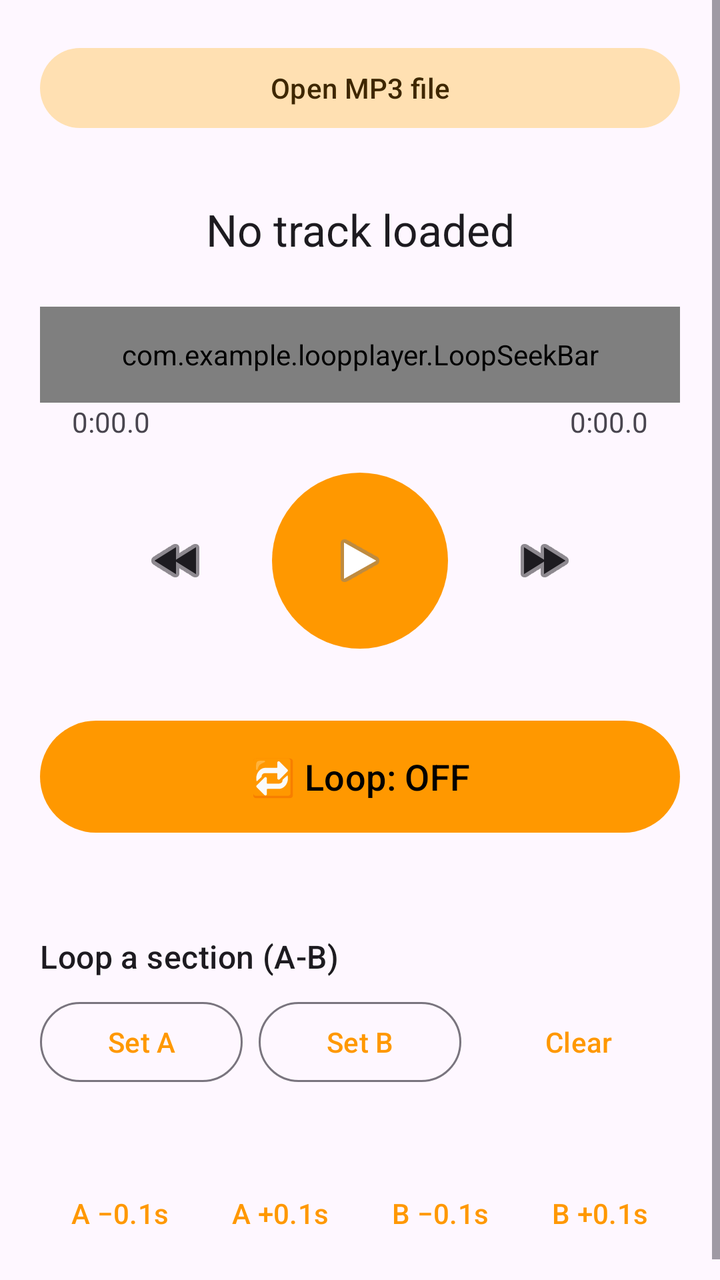
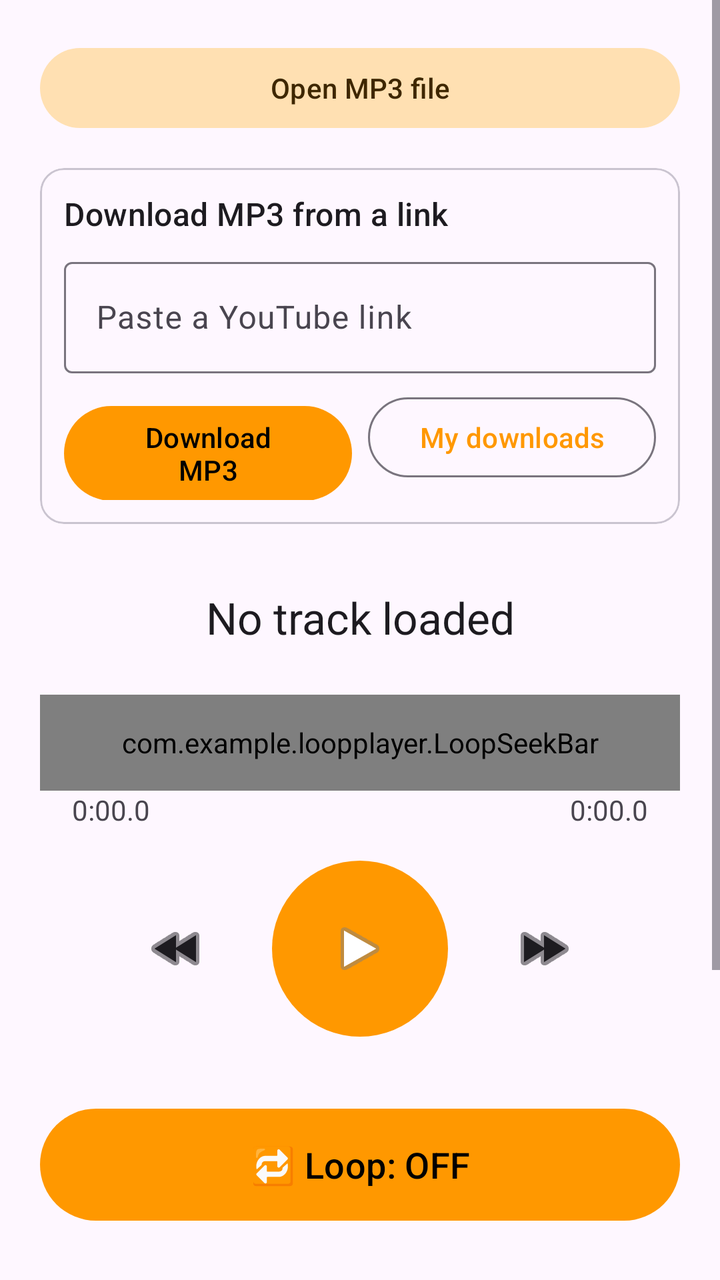

Screens rendered from an Android XML layout before and after an edit, with the pre-edit source and the edit as a unified diff.
<!-- AndroidManifest.xml: application theme Theme.LoopPlayer -->
<!-- res/layout/activity_main.xml -->
<?xml version="1.0" encoding="utf-8"?>
<ScrollView xmlns:android="http://schemas.android.com/apk/res/android"
    android:layout_width="match_parent"
    android:layout_height="match_parent"
    android:fillViewport="true">

    <LinearLayout
        android:layout_width="match_parent"
        android:layout_height="wrap_content"
        android:gravity="center_horizontal"
        android:orientation="vertical"
        android:padding="20dp">

        <com.google.android.material.button.MaterialButton
            android:id="@+id/btnOpen"
            style="@style/Widget.Material3.Button.TonalButton"
            android:layout_width="match_parent"
            android:layout_height="wrap_content"
            android:text="@string/open_file" />

        <TextView
            android:id="@+id/trackTitle"
            android:layout_width="match_parent"
            android:layout_height="wrap_content"
            android:layout_marginTop="32dp"
            android:ellipsize="end"
            android:gravity="center"
            android:maxLines="2"
            android:text="@string/no_track"
            android:textAppearance="?attr/textAppearanceTitleLarge" />

        <com.example.loopplayer.LoopSeekBar
            android:id="@+id/seekBar"
            android:layout_width="match_parent"
            android:layout_height="48dp"
            android:layout_marginTop="24dp" />

        <LinearLayout
            android:layout_width="match_parent"
            android:layout_height="wrap_content"
            android:orientation="horizontal"
            android:paddingHorizontal="16dp">

            <TextView
                android:id="@+id/timeNow"
                android:layout_width="0dp"
                android:layout_height="wrap_content"
                android:layout_weight="1"
                android:text="0:00.0" />

            <TextView
                android:id="@+id/timeTotal"
                android:layout_width="wrap_content"
                android:layout_height="wrap_content"
                android:text="0:00.0" />
        </LinearLayout>

        <LinearLayout
            android:layout_width="wrap_content"
            android:layout_height="wrap_content"
            android:layout_marginTop="16dp"
            android:gravity="center_vertical"
            android:orientation="horizontal">

            <ImageButton
                android:id="@+id/btnBack"
                android:layout_width="64dp"
                android:layout_height="64dp"
                android:background="?attr/selectableItemBackgroundBorderless"
                android:contentDescription="@string/back_5"
                android:src="@android:drawable/ic_media_rew"
                app:tint="?attr/colorOnSurface"
                xmlns:app="http://schemas.android.com/apk/res-auto" />

            <ImageButton
                android:id="@+id/btnPlayPause"
                android:layout_width="88dp"
                android:layout_height="88dp"
                android:layout_marginHorizontal="16dp"
                android:background="@drawable/circle_bg"
                android:contentDescription="@string/play_pause"
                android:scaleType="centerInside"
                android:src="@android:drawable/ic_media_play" />

            <ImageButton
                android:id="@+id/btnForward"
                android:layout_width="64dp"
                android:layout_height="64dp"
                android:background="?attr/selectableItemBackgroundBorderless"
                android:contentDescription="@string/forward_5"
                android:src="@android:drawable/ic_media_ff"
                app:tint="?attr/colorOnSurface"
                xmlns:app="http://schemas.android.com/apk/res-auto" />
        </LinearLayout>

        

        <com.google.android.material.button.MaterialButton
            android:id="@+id/btnLoopMode"
            android:layout_width="match_parent"
            android:layout_height="64dp"
            android:layout_marginTop="32dp"
            android:text="@string/loop_off"
            android:textSize="18sp" />

        <TextView
            android:id="@+id/loopCounter"
            android:layout_width="wrap_content"
            android:layout_height="wrap_content"
            android:layout_marginTop="4dp" />

        <TextView
            android:layout_width="match_parent"
            android:layout_height="wrap_content"
            android:layout_marginTop="24dp"
            android:text="@string/ab_header"
            android:textAppearance="?attr/textAppearanceTitleMedium" />

        <LinearLayout
            android:layout_width="match_parent"
            android:layout_height="wrap_content"
            android:layout_marginTop="8dp"
            android:orientation="horizontal">

            <com.google.android.material.button.MaterialButton
                android:id="@+id/btnSetA"
                style="@style/Widget.Material3.Button.OutlinedButton"
                android:layout_width="0dp"
                android:layout_height="wrap_content"
                android:layout_marginEnd="4dp"
                android:layout_weight="1"
                android:text="@string/set_a" />

            <com.google.android.material.button.MaterialButton
                android:id="@+id/btnSetB"
                style="@style/Widget.Material3.Button.OutlinedButton"
                android:layout_width="0dp"
                android:layout_height="wrap_content"
                android:layout_marginHorizontal="4dp"
                android:layout_weight="1"
                android:text="@string/set_b" />

            <com.google.android.material.button.MaterialButton
                android:id="@+id/btnClear"
                style="@style/Widget.Material3.Button.TextButton"
                android:layout_width="0dp"
                android:layout_height="wrap_content"
                android:layout_marginStart="4dp"
                android:layout_weight="1"
                android:text="@string/clear" />
        </LinearLayout>

        <TextView
            android:id="@+id/abInfo"
            android:layout_width="wrap_content"
            android:layout_height="wrap_content"
            android:layout_marginTop="8dp"
            android:textAppearance="?attr/textAppearanceBodyLarge" />

        
        <LinearLayout
            android:layout_width="match_parent"
            android:layout_height="wrap_content"
            android:layout_marginTop="8dp"
            android:orientation="horizontal">

            <Button
                android:id="@+id/btnAMinus"
                style="@style/Widget.Material3.Button.TextButton"
                android:layout_width="0dp"
                android:layout_height="wrap_content"
                android:layout_weight="1"
                android:text="@string/a_minus" />

            <Button
                android:id="@+id/btnAPlus"
                style="@style/Widget.Material3.Button.TextButton"
                android:layout_width="0dp"
                android:layout_height="wrap_content"
                android:layout_weight="1"
                android:text="@string/a_plus" />

            <Button
                android:id="@+id/btnBMinus"
                style="@style/Widget.Material3.Button.TextButton"
                android:layout_width="0dp"
                android:layout_height="wrap_content"
                android:layout_weight="1"
                android:text="@string/b_minus" />

            <Button
                android:id="@+id/btnBPlus"
                style="@style/Widget.Material3.Button.TextButton"
                android:layout_width="0dp"
                android:layout_height="wrap_content"
                android:layout_weight="1"
                android:text="@string/b_plus" />
        </LinearLayout>
    </LinearLayout>
</ScrollView>
<!-- resources referenced by this layout -->
<resources>
  <!-- drawable circle_bg (drawable) -->
  <?xml version="1.0" encoding="utf-8"?>
  <ripple xmlns:android="http://schemas.android.com/apk/res/android"
      android:color="#33000000">
      <item>
          <shape android:shape="oval">
              <solid android:color="#FF9800" />
          </shape>
      </item>
  </ripple>
  <string name="a_minus">A −0.1s</string>
  <string name="a_plus">A +0.1s</string>
  <string name="ab_header">Loop a section (A-B)</string>
  <string name="b_minus">B −0.1s</string>
  <string name="b_plus">B +0.1s</string>
  <string name="back_5">Back 5 seconds</string>
  <string name="clear">Clear</string>
  <string name="forward_5">Forward 5 seconds</string>
  <string name="loop_off">🔁  Loop: OFF</string>
  <string name="no_track">No track loaded</string>
  <string name="open_file">Open MP3 file</string>
  <string name="play_pause">Play / Pause</string>
  <string name="set_a">Set A</string>
  <string name="set_b">Set B</string>
  <style name="Theme.LoopPlayer" parent="Theme.Material3.DayNight">
          <item name="colorPrimary">#FF9800</item>
          <item name="colorOnPrimary">#000000</item>
          <item name="colorSecondaryContainer">#FFE0B2</item>
          <item name="colorOnSecondaryContainer">#3E2700</item>
      </style>
</resources>

<!-- the commit's change to res/layout/activity_main.xml (unified diff, before → after) -->
@@ -17,6 +17,94 @@
             android:layout_width="match_parent"
             android:layout_height="wrap_content"
             android:text="@string/open_file" />
+
+        
+        <com.google.android.material.card.MaterialCardView
+            style="@style/Widget.Material3.CardView.Outlined"
+            android:layout_width="match_parent"
+            android:layout_height="wrap_content"
+            android:layout_marginTop="16dp">
+
+            <LinearLayout
+                android:layout_width="match_parent"
+                android:layout_height="wrap_content"
+                android:orientation="vertical"
+                android:padding="12dp">
+
+                <TextView
+                    android:layout_width="wrap_content"
+                    android:layout_height="wrap_content"
+                    android:text="@string/dl_header"
+                    android:textAppearance="?attr/textAppearanceTitleMedium" />
+
+                <com.google.android.material.textfield.TextInputLayout
+                    style="@style/Widget.Material3.TextInputLayout.OutlinedBox"
+                    android:layout_width="match_parent"
+                    android:layout_height="wrap_content"
+                    android:layout_marginTop="8dp"
+                    android:hint="@string/dl_hint">
+
+                    <com.google.android.material.textfield.TextInputEditText
+                        android:id="@+id/urlInput"
+                        android:layout_width="match_parent"
+                        android:layout_height="wrap_content"
+                        android:imeOptions="actionGo"
+                        android:inputType="textUri"
+                        android:maxLines="1" />
+                </com.google.android.material.textfield.TextInputLayout>
+
+                <LinearLayout
+                    android:layout_width="match_parent"
+                    android:layout_height="wrap_content"
+                    android:layout_marginTop="8dp"
+                    android:orientation="horizontal">
+
+                    <com.google.android.material.button.MaterialButton
+                        android:id="@+id/btnDownload"
+                        android:layout_width="0dp"
+                        android:layout_height="wrap_content"
+                        android:layout_marginEnd="4dp"
+                        android:layout_weight="1"
+                        android:text="@string/dl_button" />
+
+                    <com.google.android.material.button.MaterialButton
+                        android:id="@+id/btnMyDownloads"
+                        style="@style/Widget.Material3.Button.OutlinedButton"
+                        android:layout_width="0dp"
+                        android:layout_height="wrap_content"
+                        android:layout_marginStart="4dp"
+                        android:layout_weight="1"
+                        android:text="@string/dl_my_downloads" />
+                </LinearLayout>
+
+                <ProgressBar
+                    android:id="@+id/dlProgress"
+                    style="?android:attr/progressBarStyleHorizontal"
+                    android:layout_width="match_parent"
+                    android:layout_height="wrap_content"
+                    android:layout_marginTop="8dp"
+                    android:max="100"
+                    android:visibility="gone" />
+
+                <TextView
+                    android:id="@+id/dlStatus"
+                    android:layout_width="match_parent"
+                    android:layout_height="wrap_content"
+                    android:layout_marginTop="4dp"
+                    android:maxLines="3"
+                    android:ellipsize="end"
+                    android:textAppearance="?attr/textAppearanceBodySmall"
+                    android:visibility="gone" />
+
+                <com.google.android.material.button.MaterialButton
+                    android:id="@+id/btnCancelDownload"
+                    style="@style/Widget.Material3.Button.TextButton"
+                    android:layout_width="wrap_content"
+                    android:layout_height="wrap_content"
+                    android:text="@string/dl_cancel"
+                    android:visibility="gone" />
+            </LinearLayout>
+        </com.google.android.material.card.MaterialCardView>
 
         <TextView
             android:id="@+id/trackTitle"
<!-- resource entries referenced after the edit -->
@@ -17,6 +17,11 @@
   <string name="b_plus">B +0.1s</string>
   <string name="back_5">Back 5 seconds</string>
   <string name="clear">Clear</string>
+  <string name="dl_button">Download MP3</string>
+  <string name="dl_cancel">Cancel</string>
+  <string name="dl_header">Download MP3 from a link</string>
+  <string name="dl_hint">Paste a YouTube link</string>
+  <string name="dl_my_downloads">My downloads</string>
   <string name="forward_5">Forward 5 seconds</string>
   <string name="loop_off">🔁  Loop: OFF</string>
   <string name="no_track">No track loaded</string>
